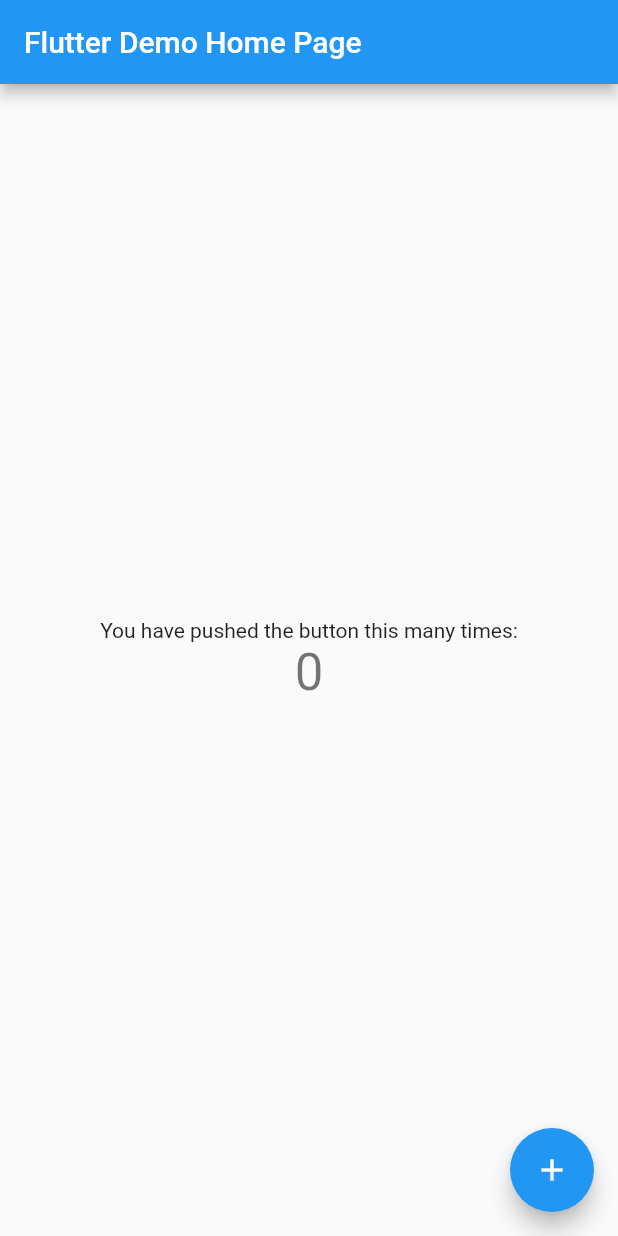
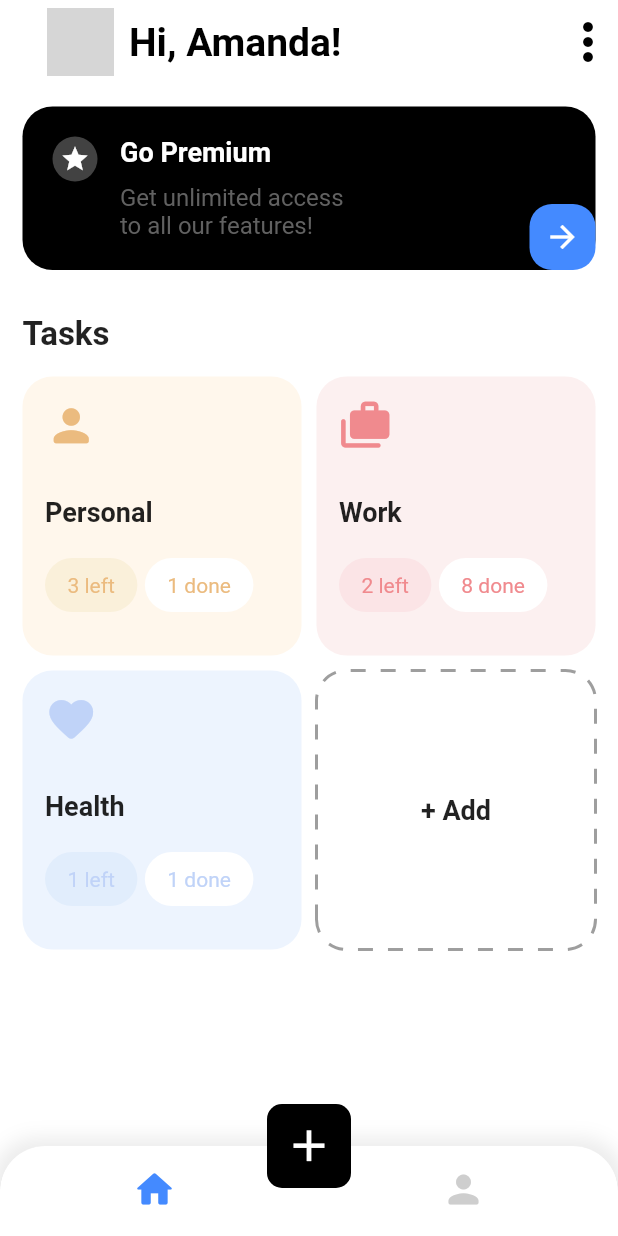
Before and after one commit to nharu-0630/GakujoGUI-Flutter, a Flutter app: the screen it shows after launch, on a phone screen of 412 x 824 dp. Run offline on Flutter 3.47's test engine with Material 2 defaults, Android fonts, the phone set to English and light mode, and no system bars; drawn by our look-alikes of dotted_border; grey boxes are pictures that could not be loaded.

Commit message:
front homepage

```diff
--- a/lib/constants/colors.dart
+++ b/lib/constants/colors.dart
@@ -0,0 +1,13 @@
+import 'package:flutter/material.dart';
+
+const Color kYellowLight = Color(0xFFFFF7EC);
+const Color kYellow = Color(0xFFFAF0DA);
+const Color kYellowDark = Color(0xFFEBBB7F);
+
+const Color kRedLight = Color(0xFFFCF0F0);
+const Color kRed = Color(0xFFFBE4E6);
+const Color kRedDark = Color(0xFFF08A8E);
+
+const Color kBlueLight = Color(0xFFEDF4FE);
+const Color kBlue = Color(0xFFE1EDFC);
+const Color kBlueDark = Color(0xFFC0D3F8);
--- a/lib/main.dart
+++ b/lib/main.dart
@@ -1,4 +1,6 @@
 import 'package:flutter/material.dart';
+import 'package:flutter/services.dart';
+import 'package:gakujo_task/screens/home/home.dart';
 
 void main() {
   runApp(const MyApp());
@@ -10,106 +12,12 @@ class MyApp extends StatelessWidget {
   // This widget is the root of your application.
   @override
   Widget build(BuildContext context) {
+    SystemChrome.setSystemUIOverlayStyle(
+        const SystemUiOverlayStyle(statusBarColor: Colors.transparent));
     return MaterialApp(
-      title: 'Flutter Demo',
-      theme: ThemeData(
-        // This is the theme of your application.
-        //
-        // Try running your application with "flutter run". You'll see the
-        // application has a blue toolbar. Then, without quitting the app, try
-        // changing the primarySwatch below to Colors.green and then invoke
-        // "hot reload" (press "r" in the console where you ran "flutter run",
-        // or simply save your changes to "hot reload" in a Flutter IDE).
-        // Notice that the counter didn't reset back to zero; the application
-        // is not restarted.
-        primarySwatch: Colors.blue,
-      ),
-      home: const MyHomePage(title: 'Flutter Demo Home Page'),
+      debugShowCheckedModeBanner: false,
+      title: 'Gakujo Task',
+      home: HomePage(),
     );
   }
 }
-
-class MyHomePage extends StatefulWidget {
-  const MyHomePage({Key? key, required this.title}) : super(key: key);
-
-  // This widget is the home page of your application. It is stateful, meaning
-  // that it has a State object (defined below) that contains fields that affect
-  // how it looks.
-
-  // This class is the configuration for the state. It holds the values (in this
-  // case the title) provided by the parent (in this case the App widget) and
-  // used by the build method of the State. Fields in a Widget subclass are
-  // always marked "final".
-
-  final String title;
-
-  @override
-  State<MyHomePage> createState() => _MyHomePageState();
-}
-
-class _MyHomePageState extends State<MyHomePage> {
-  int _counter = 0;
-
-  void _incrementCounter() {
-    setState(() {
-      // This call to setState tells the Flutter framework that something has
-      // changed in this State, which causes it to rerun the build method below
-      // so that the display can reflect the updated values. If we changed
-      // _counter without calling setState(), then the build method would not be
-      // called again, and so nothing would appear to happen.
-      _counter++;
-    });
-  }
-
-  @override
-  Widget build(BuildContext context) {
-    // This method is rerun every time setState is called, for instance as done
-    // by the _incrementCounter method above.
-    //
-    // The Flutter framework has been optimized to make rerunning build methods
-    // fast, so that you can just rebuild anything that needs updating rather
-    // than having to individually change instances of widgets.
-    return Scaffold(
-      appBar: AppBar(
-        // Here we take the value from the MyHomePage object that was created by
-        // the App.build method, and use it to set our appbar title.
-        title: Text(widget.title),
-      ),
-      body: Center(
-        // Center is a layout widget. It takes a single child and positions it
-        // in the middle of the parent.
-        child: Column(
-          // Column is also a layout widget. It takes a list of children and
-          // arranges them vertically. By default, it sizes itself to fit its
-          // children horizontally, and tries to be as tall as its parent.
-          //
-          // Invoke "debug painting" (press "p" in the console, choose the
-          // "Toggle Debug Paint" action from the Flutter Inspector in Android
-          // Studio, or the "Toggle Debug Paint" command in Visual Studio Code)
-          // to see the wireframe for each widget.
-          //
-          // Column has various properties to control how it sizes itself and
-          // how it positions its children. Here we use mainAxisAlignment to
-          // center the children vertically; the main axis here is the vertical
-          // axis because Columns are vertical (the cross axis would be
-          // horizontal).
-          mainAxisAlignment: MainAxisAlignment.center,
-          children: <Widget>[
-            const Text(
-              'You have pushed the button this many times:',
-            ),
-            Text(
-              '$_counter',
-              style: Theme.of(context).textTheme.headline4,
-            ),
-          ],
-        ),
-      ),
-      floatingActionButton: FloatingActionButton(
-        onPressed: _incrementCounter,
-        tooltip: 'Increment',
-        child: const Icon(Icons.add),
-      ), // This trailing comma makes auto-formatting nicer for build methods.
-    );
-  }
-}
--- /dev/null
+++ b/lib/models/task.dart
@@ -0,0 +1,56 @@
+import 'package:flutter/material.dart';
+import 'package:gakujo_task/constants/colors.dart';
+
+class Task {
+  IconData? iconData;
+  String? title;
+  Color? bgColor;
+  Color? iconColor;
+  Color? btnColor;
+  num? left;
+  num? done;
+  bool isLast;
+
+  Task(
+      {this.iconData,
+      this.title,
+      this.bgColor,
+      this.iconColor,
+      this.btnColor,
+      this.left,
+      this.done,
+      this.isLast = false});
+
+  static List<Task> generateTasks() {
+    return [
+      Task(
+        iconData: Icons.person_rounded,
+        title: 'Personal',
+        bgColor: kYellowLight,
+        iconColor: kYellowDark,
+        btnColor: kYellow,
+        left: 3,
+        done: 1,
+      ),
+      Task(
+        iconData: Icons.cases_rounded,
+        title: 'Work',
+        bgColor: kRedLight,
+        iconColor: kRedDark,
+        btnColor: kRed,
+        left: 2,
+        done: 8,
+      ),
+      Task(
+        iconData: Icons.favorite_rounded,
+        title: 'Health',
+        bgColor: kBlueLight,
+        iconColor: kBlueDark,
+        btnColor: kBlue,
+        left: 1,
+        done: 1,
+      ),
+      Task(isLast: true)
+    ];
+  }
+}
--- /dev/null
+++ b/lib/screens/detail/detail.dart
@@ -0,0 +1,16 @@
+import 'package:flutter/material.dart';
+import 'package:gakujo_task/models/task.dart';
+
+class DetailPage extends StatelessWidget {
+  final Task task;
+  DetailPage(this.task);
+
+  @override
+  Widget build(BuildContext context) {
+    return Scaffold(
+      body: Center(
+        child: Text('Detail Page'),
+      ),
+    );
+  }
+}
--- /dev/null
+++ b/lib/screens/home/home.dart
@@ -0,0 +1,111 @@
+import 'package:flutter/material.dart';
+import 'package:gakujo_task/screens/home/widgets/go_premium.dart';
+import 'package:gakujo_task/screens/home/widgets/tasks.dart';
+
+class HomePage extends StatelessWidget {
+  @override
+  Widget build(BuildContext context) {
+    return Scaffold(
+      backgroundColor: Colors.white,
+      appBar: _buildAppBar(),
+      body: Column(
+        crossAxisAlignment: CrossAxisAlignment.start,
+        children: [
+          GoPremium(),
+          Container(
+            padding: const EdgeInsets.all(15),
+            child: const Text(
+              'Tasks',
+              style: TextStyle(fontSize: 22, fontWeight: FontWeight.bold),
+            ),
+          ),
+          Expanded(
+            child: Tasks(),
+          )
+        ],
+      ),
+      bottomNavigationBar: _buildBottomNavigationBar(),
+      floatingActionButtonLocation: FloatingActionButtonLocation.centerDocked,
+      floatingActionButton: FloatingActionButton(
+        shape: RoundedRectangleBorder(borderRadius: BorderRadius.circular(10)),
+        elevation: 0,
+        backgroundColor: Colors.black,
+        onPressed: () {},
+        child: const Icon(
+          Icons.add,
+          size: 35,
+        ),
+      ),
+    );
+  }
+
+  AppBar _buildAppBar() {
+    return AppBar(
+      backgroundColor: Colors.white,
+      elevation: 0,
+      title: Row(children: [
+        Container(
+          height: 45,
+          width: 45,
+          margin: const EdgeInsets.only(left: 15),
+          child: ClipRRect(
+            borderRadius: BorderRadius.circular(10),
+            child: Image.asset('assets/images/avatar.jpg'),
+          ),
+        ),
+        const SizedBox(width: 10),
+        const Text('Hi, Amanda!',
+            style: TextStyle(
+              color: Colors.black,
+              fontSize: 26,
+              fontWeight: FontWeight.bold,
+            ))
+      ]),
+      actions: const [
+        Icon(
+          Icons.more_vert,
+          color: Colors.black,
+          size: 40,
+        )
+      ],
+    );
+  }
+
+  Widget _buildBottomNavigationBar() {
+    return Container(
+      decoration: BoxDecoration(
+          borderRadius: const BorderRadius.only(
+              topLeft: Radius.circular(30), topRight: Radius.circular(30)),
+          boxShadow: [
+            BoxShadow(
+                color: Colors.grey.withOpacity(0.2),
+                spreadRadius: 5,
+                blurRadius: 10)
+          ]),
+      child: ClipRRect(
+        borderRadius: const BorderRadius.only(
+            topLeft: Radius.circular(30), topRight: Radius.circular(30)),
+        child: BottomNavigationBar(
+            backgroundColor: Colors.white,
+            showSelectedLabels: false,
+            showUnselectedLabels: false,
+            selectedItemColor: Colors.blueAccent,
+            unselectedItemColor: Colors.grey.withOpacity(0.5),
+            items: const [
+              BottomNavigationBarItem(
+                  label: 'Home',
+                  icon: Icon(
+                    Icons.home_rounded,
+                    size: 30,
+                  )),
+              BottomNavigationBarItem(
+                  label: 'Person',
+                  icon: Icon(
+                    Icons.person_rounded,
+                    size: 30,
+                  )),
+            ]),
+      ),
+    );
+  }
+}
--- /dev/null
+++ b/lib/screens/home/widgets/go_premium.dart
@@ -0,0 +1,66 @@
+import 'package:flutter/material.dart';
+
+class GoPremium extends StatelessWidget {
+  @override
+  Widget build(BuildContext context) {
+    return Container(
+      child: Stack(
+        children: [
+          Container(
+            margin: const EdgeInsets.all(15),
+            padding: const EdgeInsets.all(20),
+            decoration: BoxDecoration(
+                color: Colors.black, borderRadius: BorderRadius.circular(20)),
+            child: Row(crossAxisAlignment: CrossAxisAlignment.start, children: [
+              Container(
+                padding: const EdgeInsets.all(5),
+                decoration: BoxDecoration(
+                    color: Colors.grey[800], shape: BoxShape.circle),
+                child: const Icon(
+                  Icons.star,
+                  color: Colors.white,
+                  size: 20,
+                ),
+              ),
+              const SizedBox(width: 15),
+              Column(
+                crossAxisAlignment: CrossAxisAlignment.start,
+                children: [
+                  const Text(
+                    'Go Premium',
+                    style: TextStyle(
+                        fontSize: 18,
+                        fontWeight: FontWeight.bold,
+                        color: Colors.white),
+                  ),
+                  const SizedBox(height: 10),
+                  Text(
+                    'Get unlimited access\nto all our features!',
+                    style: TextStyle(
+                      fontSize: 16,
+                      color: Colors.grey[700],
+                    ),
+                  )
+                ],
+              )
+            ]),
+          ),
+          Positioned(
+            bottom: 15,
+            right: 15,
+            child: Container(
+              padding: const EdgeInsets.all(10),
+              decoration: BoxDecoration(
+                  color: Colors.blueAccent,
+                  borderRadius: BorderRadius.circular(15)),
+              child: const Icon(
+                Icons.arrow_forward,
+                color: Colors.white,
+              ),
+            ),
+          )
+        ],
+      ),
+    );
+  }
+}
--- /dev/null
+++ b/lib/screens/home/widgets/tasks.dart
@@ -0,0 +1,86 @@
+import 'package:dotted_border/dotted_border.dart';
+import 'package:flutter/material.dart';
+import 'package:flutter/src/widgets/framework.dart';
+import 'package:gakujo_task/models/task.dart';
+import 'package:gakujo_task/screens/detail/detail.dart';
+
+class Tasks extends StatelessWidget {
+  final tasksList = Task.generateTasks();
+
+  @override
+  Widget build(BuildContext context) {
+    return Container(
+        padding: const EdgeInsets.symmetric(horizontal: 15),
+        child: GridView.builder(
+          itemCount: tasksList.length,
+          gridDelegate: const SliverGridDelegateWithFixedCrossAxisCount(
+              crossAxisCount: 2, crossAxisSpacing: 10, mainAxisSpacing: 10),
+          itemBuilder: ((context, index) => tasksList[index].isLast
+              ? _buildAddTasks()
+              : _buildTask(context, tasksList[index])),
+        ));
+  }
+
+  Widget _buildAddTasks() {
+    return DottedBorder(
+        borderType: BorderType.RRect,
+        radius: const Radius.circular(20),
+        dashPattern: const [10, 10],
+        color: Colors.grey,
+        strokeWidth: 2,
+        child: const Center(
+          child: Text(
+            '+ Add',
+            style: TextStyle(fontSize: 18, fontWeight: FontWeight.bold),
+          ),
+        ));
+  }
+
+  Widget _buildTask(BuildContext context, Task task) {
+    return GestureDetector(
+      onTap: () {
+        Navigator.of(context)
+            .push(MaterialPageRoute(builder: (context) => DetailPage(task)));
+      },
+      child: Container(
+        padding: const EdgeInsets.all(15),
+        decoration: BoxDecoration(
+            color: task.bgColor, borderRadius: BorderRadius.circular(20)),
+        child: Column(crossAxisAlignment: CrossAxisAlignment.start, children: [
+          Icon(
+            task.iconData,
+            color: task.iconColor,
+            size: 35,
+          ),
+          const SizedBox(height: 30),
+          Text(
+            task.title!,
+            style: const TextStyle(fontSize: 18, fontWeight: FontWeight.bold),
+          ),
+          const SizedBox(height: 20),
+          Row(
+            children: [
+              _buildTaskStatus(
+                  task.btnColor!, task.iconColor!, '${task.left} left'),
+              const SizedBox(width: 5),
+              _buildTaskStatus(
+                  Colors.white, task.iconColor!, '${task.done} done')
+            ],
+          )
+        ]),
+      ),
+    );
+  }
+
+  Widget _buildTaskStatus(Color bgColor, Color txColor, String text) {
+    return Container(
+      padding: const EdgeInsets.symmetric(horizontal: 15, vertical: 10),
+      decoration: BoxDecoration(
+          color: bgColor, borderRadius: BorderRadius.circular(20)),
+      child: Text(
+        text,
+        style: TextStyle(color: txColor),
+      ),
+    );
+  }
+}
--- a/pubspec.yaml
+++ b/pubspec.yaml
@@ -33,6 +33,7 @@ dependencies:
   # The following adds the Cupertino Icons font to your application.
   # Use with the CupertinoIcons class for iOS style icons.
   cupertino_icons: ^1.0.2
+  dotted_border: ^2.0.0+3
 
 dev_dependencies:
   flutter_test:
```
